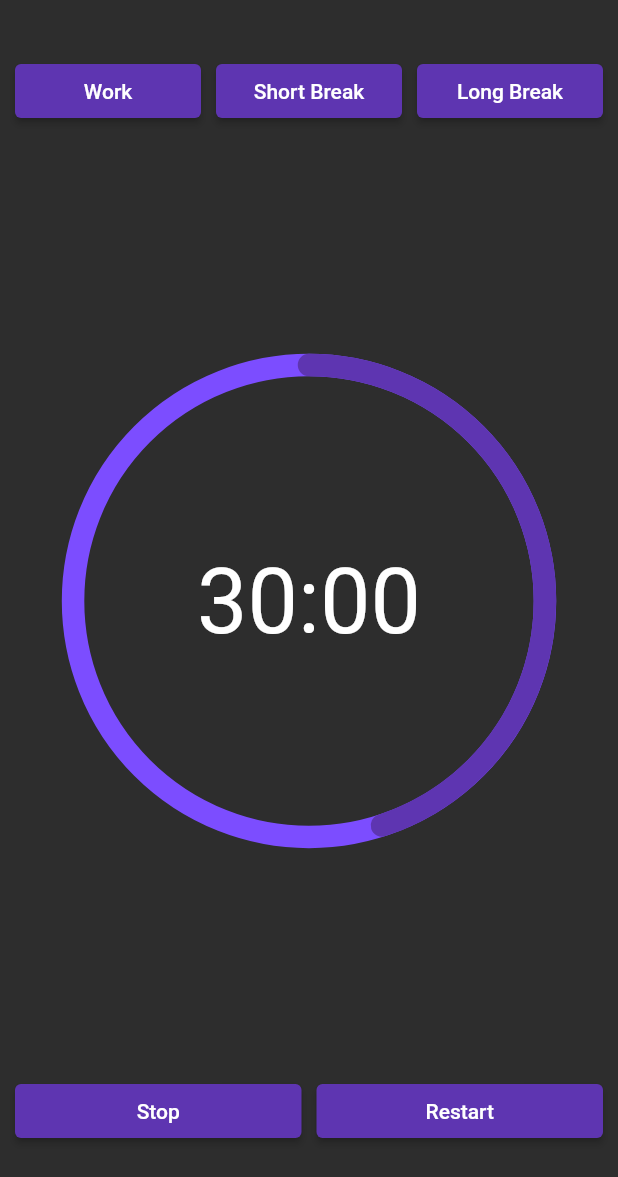
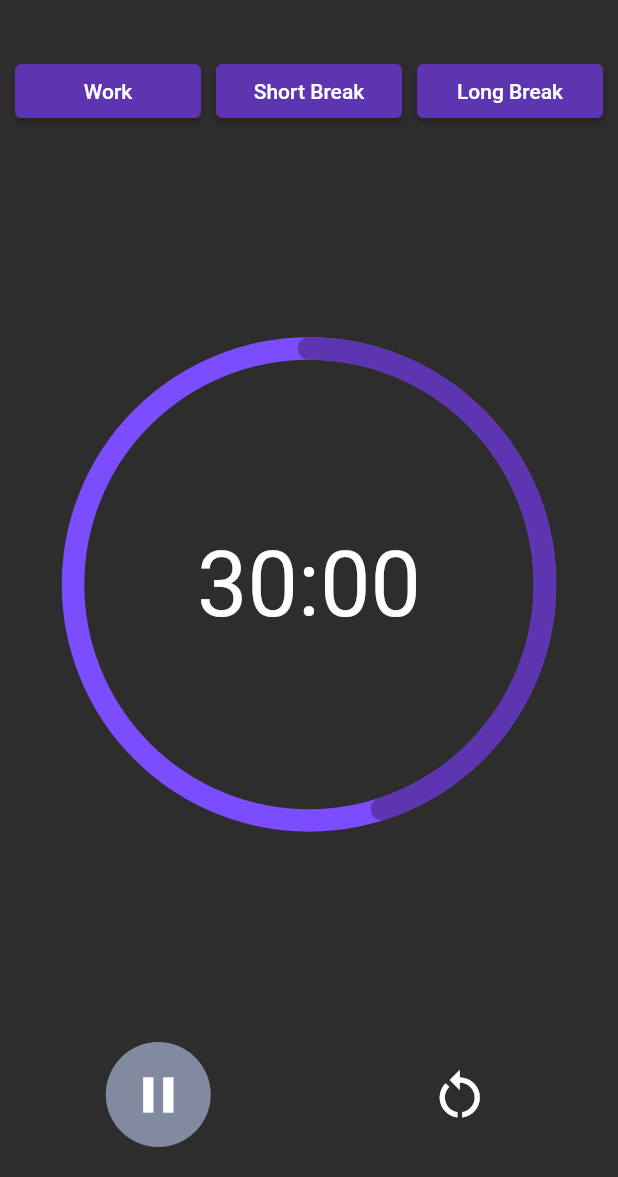
Before and after one commit to davidfffelix/productivity_timer, a Flutter app: the screen it shows after launch, on a phone screen of 412 x 824 dp, the part 59-1236 px from its top. Run offline on Flutter 3.47's test engine with Material 2 defaults, Android fonts, the phone set to English and light mode, and no system bars; drawn by our look-alikes of percent_indicator.

Commit message:
Insert buttons timer.page

```diff
--- a/lib/timer/timer_page.dart
+++ b/lib/timer/timer_page.dart
@@ -92,20 +92,36 @@ class TimerPage extends StatelessWidget {
                       padding: EdgeInsets.all(defaultPadding),
                     ),
                     Expanded(
-                      child: ProductivityButton(
-                        text: 'Stop',
-                        size: 3,
-                        onPressed: emptyMethod,
+                      child: Container(
+                        height: 70,
+                        width: 70,
+                        decoration: const BoxDecoration(
+                          color: Color(0xff828A9F),
+                          shape: BoxShape.circle,
+                        ),
+                        child: IconButton(
+                          iconSize: 40,
+                          color: Colors.white,
+                          onPressed: () {},
+                          icon: const Icon(
+                            Icons.pause,
+                          ),
+                        ),
                       ),
                     ),
                     Padding(
                       padding: EdgeInsets.all(defaultPadding),
                     ),
                     Expanded(
-                      child: ProductivityButton(
-                        text: 'Restart',
-                        size: 3,
-                        onPressed: emptyMethod,
+                      child: Container(
+                        height: 70,
+                        width: 70,
+                        child: IconButton(
+                          iconSize: 40,
+                          color: Colors.white,
+                          onPressed: () {},
+                          icon: const Icon(Icons.restart_alt),
+                        ),
                       ),
                     ),
                     Padding(
@@ -121,3 +137,12 @@ class TimerPage extends StatelessWidget {
     );
   }
 }
+
+
+// Expanded(
+//                       child: ProductivityButton(
+//                         text: 'Restart',
+//                         size: 3,
+//                         onPressed: emptyMethod,
+//                       ),
+//                     ),
```
